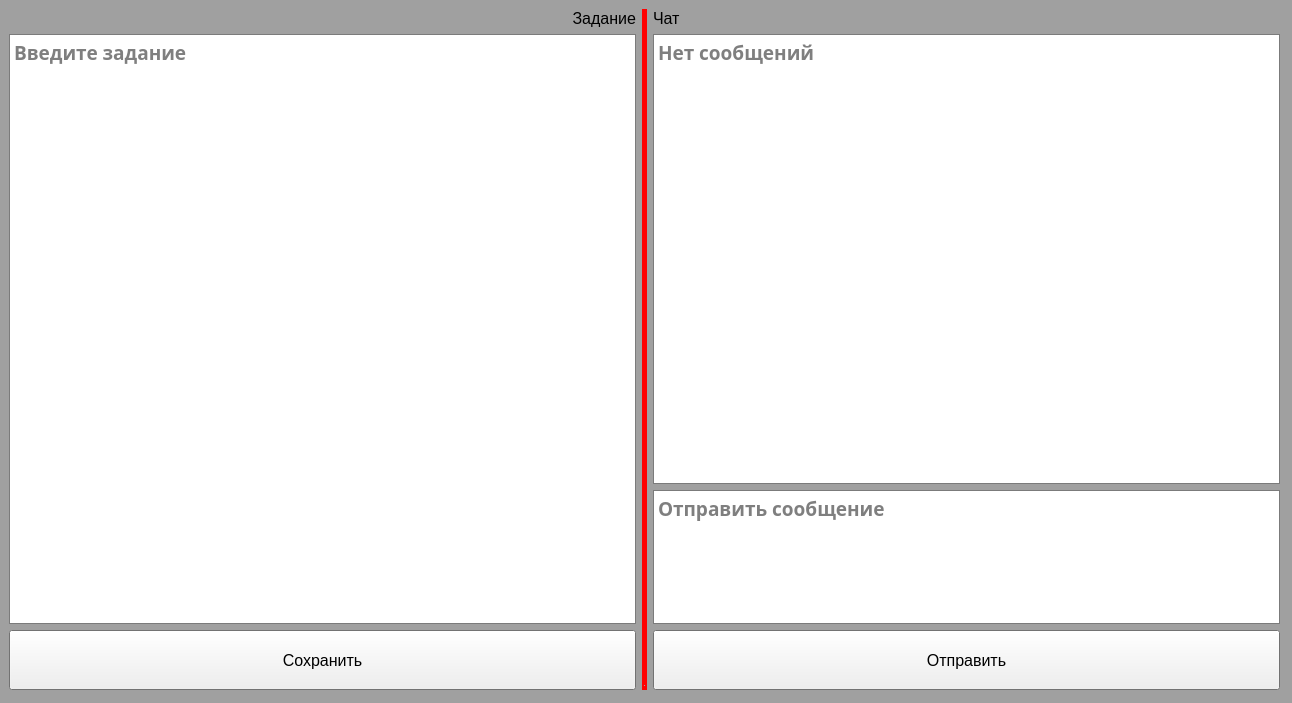
AnGREATern/kanbaner, file more.ui: the form before one commit.
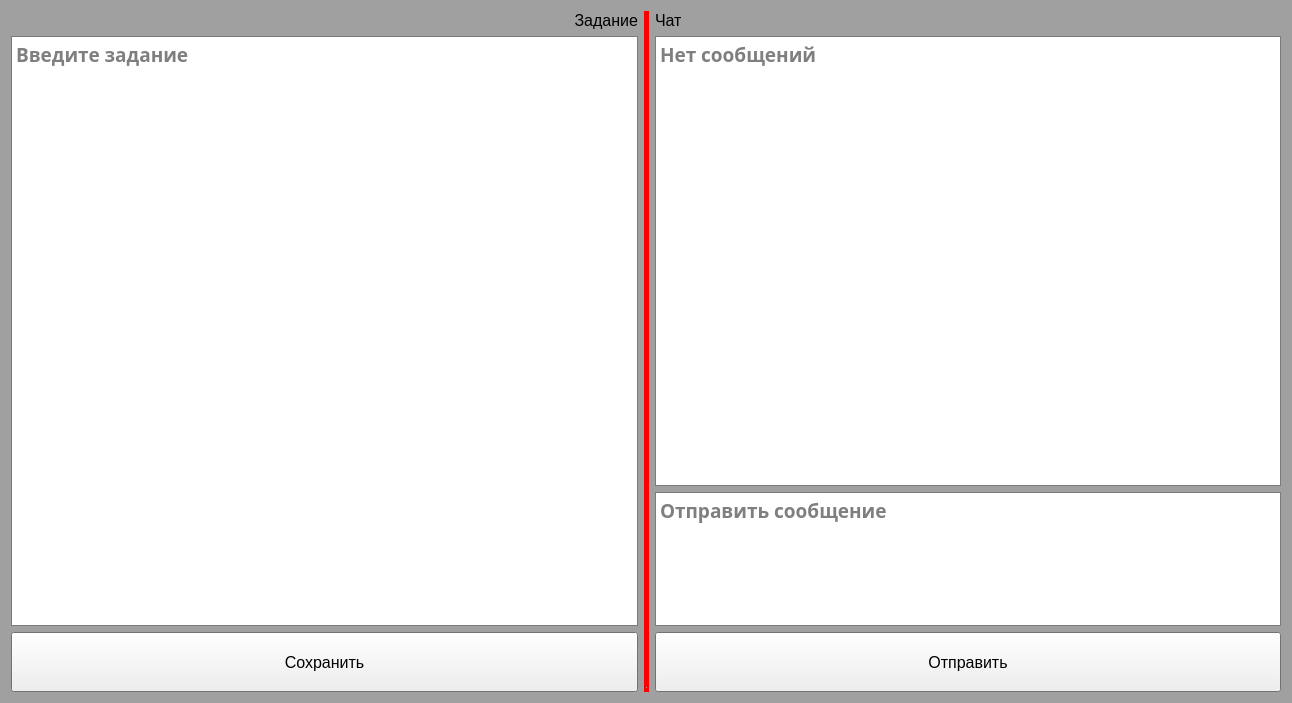
The form after the commit.

Diff of the .ui file:
```diff
--- a/more.ui
+++ b/more.ui
@@ -80,15 +80,6 @@
   <property name="windowTitle">
    <string>Подробнее</string>
   </property>
-  <widget class="QWidget" name="">
-   <property name="geometry">
-    <rect>
-     <x>9</x>
-     <y>9</y>
-     <width>1271</width>
-     <height>681</height>
-    </rect>
-   </property>
    <layout class="QHBoxLayout" name="horizontalLayout">
     <item>
      <layout class="QVBoxLayout" name="verticalLayout_2">
@@ -475,7 +466,6 @@
      </layout>
     </item>
    </layout>
-  </widget>
  </widget>
  <resources/>
  <connections/>
```
Lines whose indentation alone changed are shown as unchanged.
